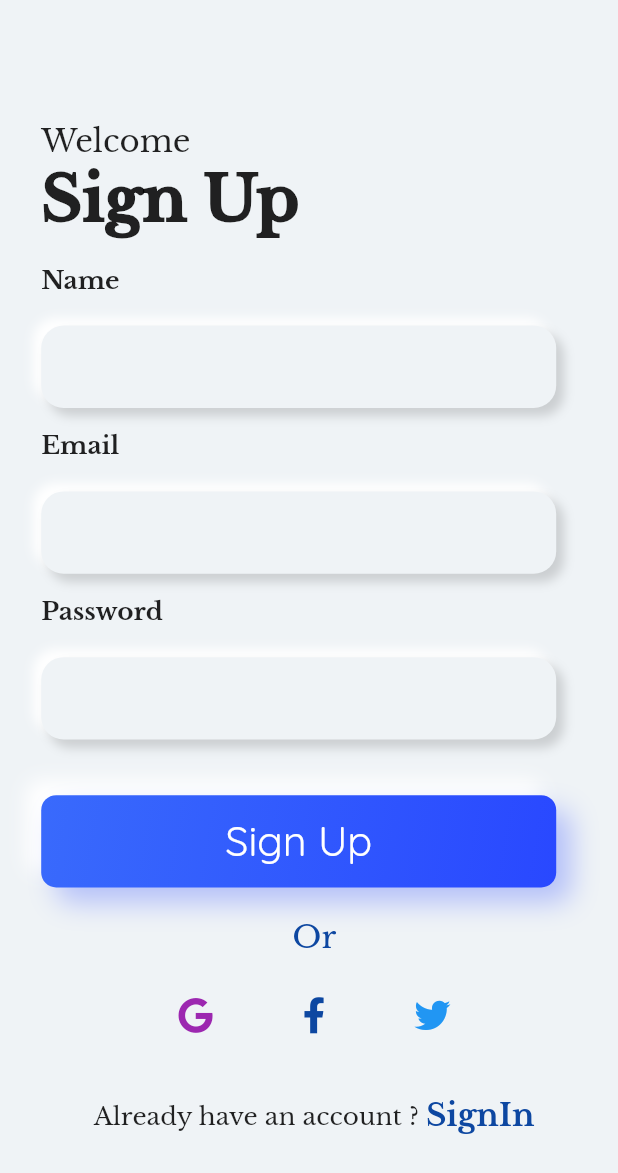
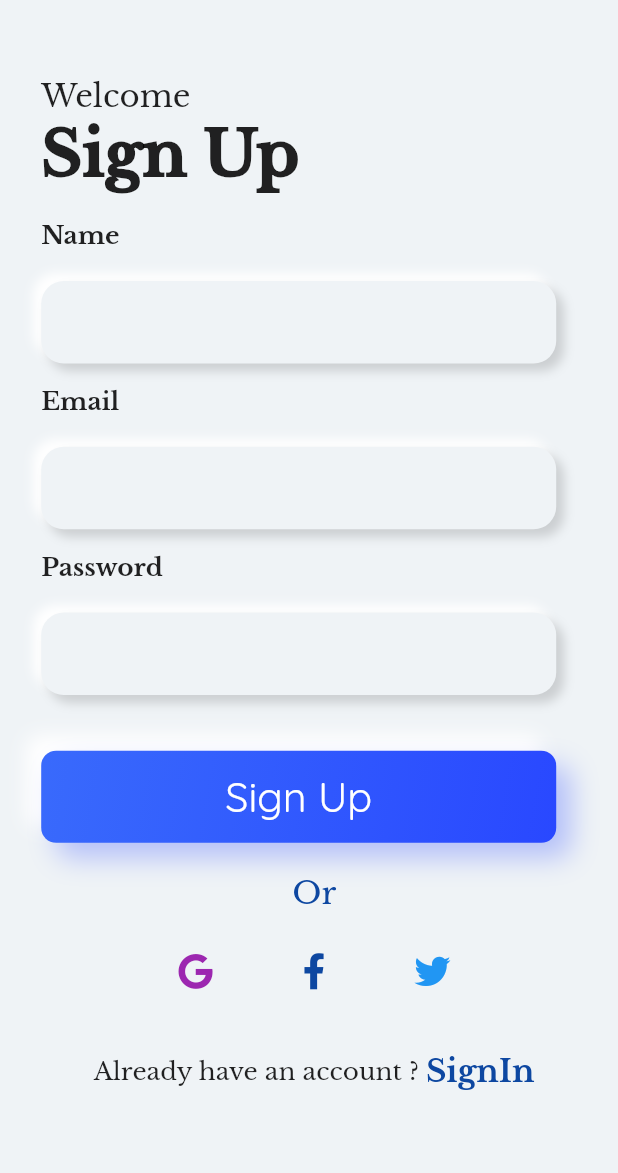
Before and after one commit to GouravSaini125/tradio, a Flutter app: the screen it shows after launch, on a phone screen of 412 x 824 dp. Shown: the top 1173 px of the screen. Run offline on Flutter 3.47's test engine with Material 2 defaults, Android fonts, the phone set to English and light mode, and no system bars; our stand-ins replace device_preview, eva_icons_flutter, flutter_spinkit, google_maps_flutter, google_nav_bar.

```diff
--- a/lib/main.dart
+++ b/lib/main.dart
@@ -6,7 +6,7 @@ import 'package:proto/screens/signup.dart';
 
 void main() => runApp(
       DevicePreview(
-        enabled: false,
+        enabled: true,
         builder: (context) => MyApp(),
       ),
     );
--- a/lib/screens/signup.dart
+++ b/lib/screens/signup.dart
@@ -41,7 +41,10 @@ class _SignUpScreenState extends State<SignUpScreen> {
               top: adjustedHeight(20.0),
               left: adjustedWidth(15.0),
               right: adjustedWidth(20.0)),
-          padding: EdgeInsets.only(top: 40.0),
+          padding: EdgeInsets.only(
+              top: MediaQuery.of(context).size.aspectRatio <= 2.0
+                  ? adjustedHeight(80.0)
+                  : 60.0),
           child: Column(
             crossAxisAlignment: CrossAxisAlignment.start,
             children: <Widget>[
@@ -58,8 +61,9 @@ class _SignUpScreenState extends State<SignUpScreen> {
                     Text(
                       "Sign Up",
                       style: TextStyle(
-                          fontSize: adjustedWidth(10.0),
-                          fontWeight: FontWeight.w900),
+                        fontSize: adjustedWidth(10.0),
+                        fontWeight: FontWeight.w900,
+                      ),
                     )
                   ],
                 ),
--- a/pubspec.yaml
+++ b/pubspec.yaml
@@ -28,6 +28,7 @@ dependencies:
   google_nav_bar: ^2.2.0
   eva_icons_flutter: ^2.0.0
   google_maps_flutter: ^0.5.27+3
+  http:
 
 dev_dependencies:
   flutter_test:
```
Also changed, not shown: lib/apis/auth.dart (added, +39 -0 lines), pubspec.lock.
